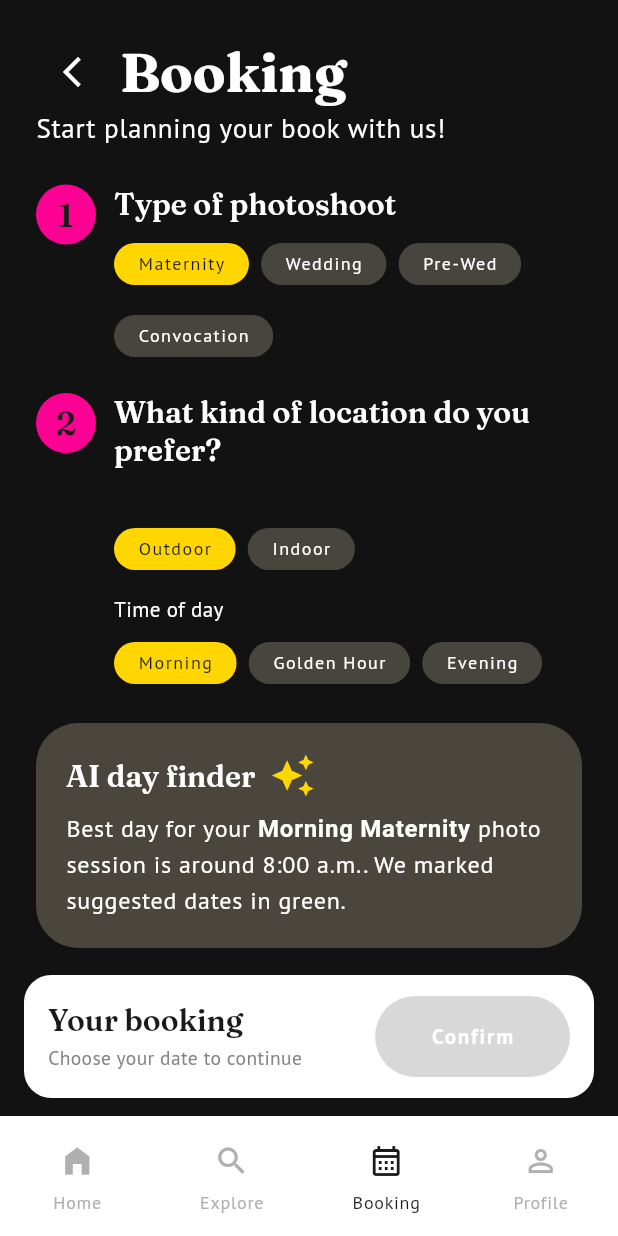
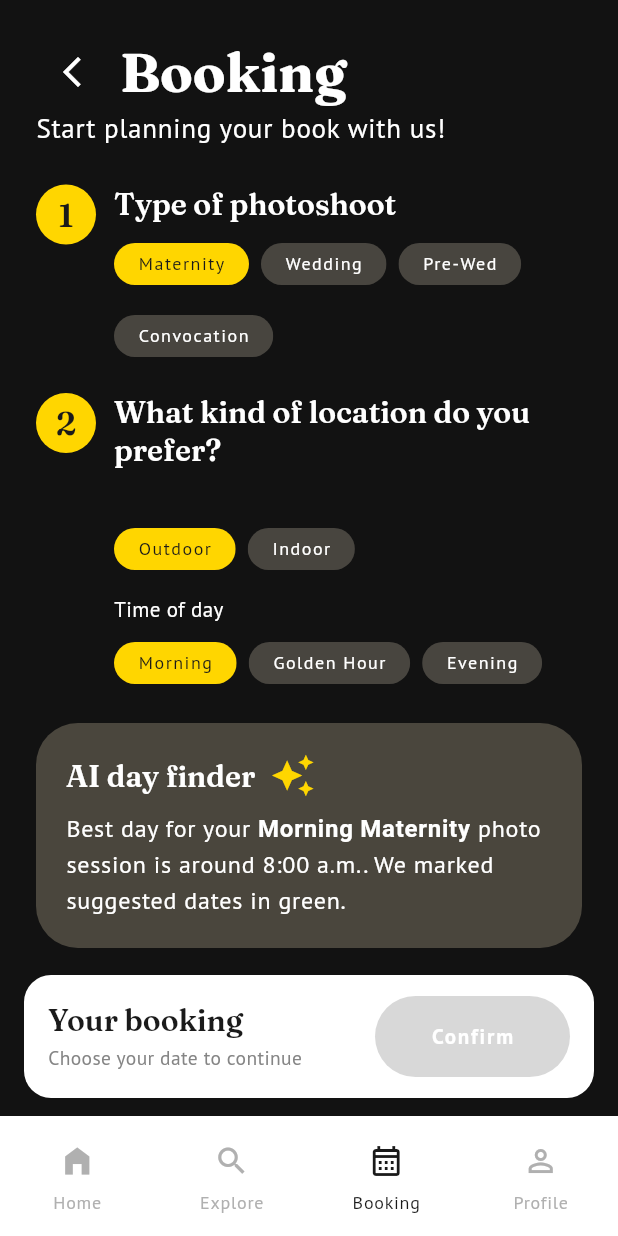
Before and after one commit to humairahmr/G02_T22_Pawsitive-Code, a Flutter app: the CustomerBookingScreen screen opened by its route, on a phone screen of 412 x 824 dp. Run offline on Flutter 3.47's test engine with Material 3 defaults, Android fonts, the phone set to English and light mode, and no system bars; our stand-ins replace go_router, google_fonts.

Commit message:
customer new booking screen

```diff
--- a/lib/features/customer/customer_booking_screen.dart
+++ b/lib/features/customer/customer_booking_screen.dart
@@ -202,7 +202,7 @@ class _BookingStep extends StatelessWidget {
       children: [
         CircleAvatar(
           radius: 20,
-          backgroundColor: const Color.fromARGB(255, 255, 0, 149),
+          backgroundColor: DesignTokens.studioYellow,
           foregroundColor: DesignTokens.cardText,
           child: Text(
             '$number',
```
